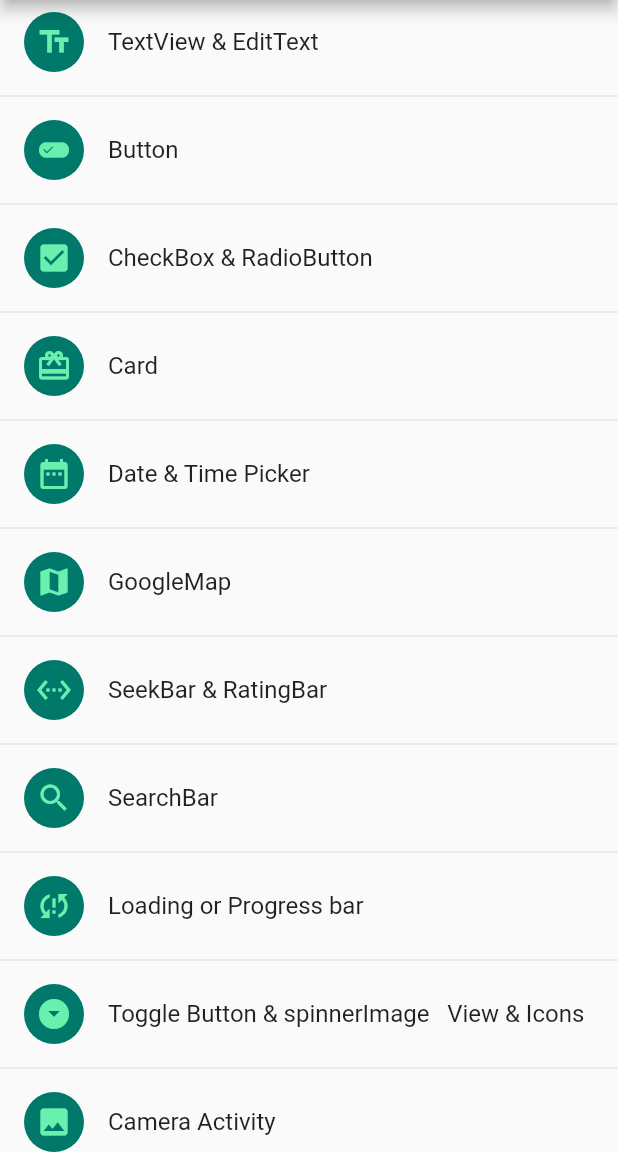
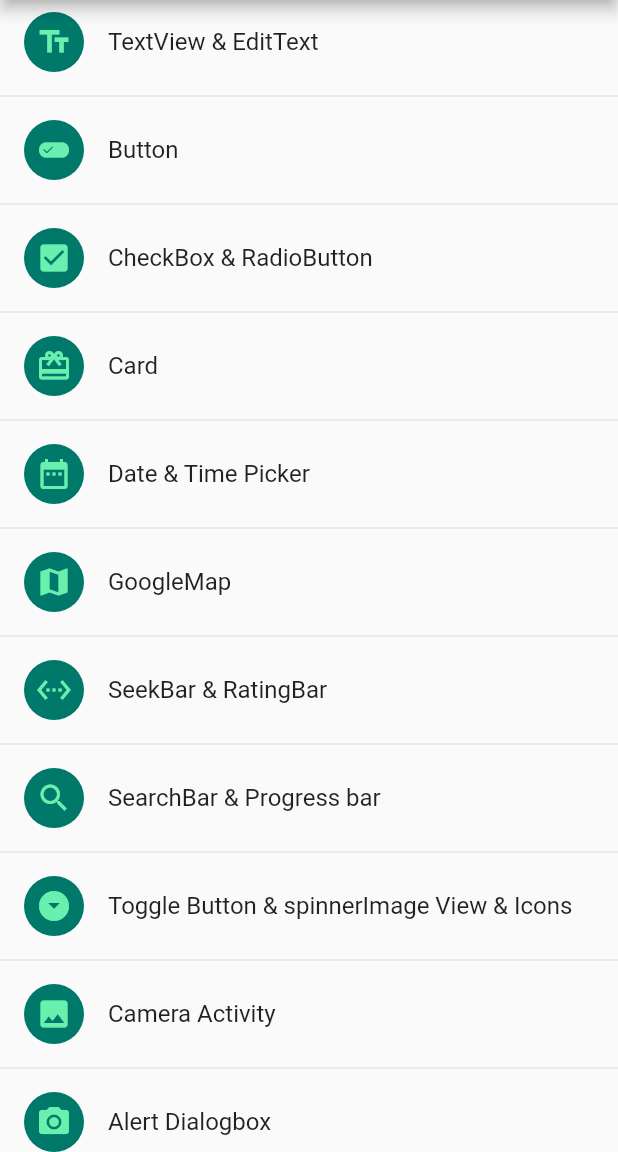
Before and after one commit to GansOza/flutter_widget, a Flutter app: the screen it shows after launch, on a phone screen of 412 x 824 dp, the part 84-1236 px from its top. Run offline on Flutter 3.47's test engine with Material 2 defaults, Android fonts, the phone set to English and light mode, and no system bars; our stand-ins replace flutter_time_picker_spinner; missing offline and left inert: flutter_cupertino_date_picker.

Commit message:
add_allPages

```diff
--- a/lib/main.dart
+++ b/lib/main.dart
@@ -1,13 +1,20 @@
 import 'dart:core';
 import 'dart:core';
 import 'package:flutter/material.dart';
+import 'package:flutter_widget/searchbar_loading.dart';
 import 'package:flutter_widget/seekBar.dart';
 import 'package:flutter_widget/textViewScreen.dart';
+import 'Toggle_spinner.dart';
+import 'alert.dart';
 import 'buttonScreen.dart';
+import 'cameraActivity.dart';
 import 'cardview.dart';
 import 'checkbox.dart';
 import 'datePicker.dart';
 import 'googleMap.dart';
+import 'gridview.dart';
+import 'imageView_icons.dart';
+import 'layout_row_col.dart';
 
 void main() => runApp(MyApp());
 
@@ -55,13 +62,12 @@ class _MyHomeScreenState extends State<MyHomeScreen> {
     "Button",
     "CheckBox & RadioButton",
     "Card",
-    "Date & Time Picker",
+    "Date & Time Picker",//done
     "GoogleMap",
-    "SeekBar & RatingBar",
-    "SearchBar",
-    "Loading or Progress bar",
+    "SeekBar & RatingBar",//seek
+    "SearchBar & Progress bar",
     "Toggle Button & spinner"
-    "Image   View & Icons",
+    "Image View & Icons",
     "Camera Activity",
     "Alert Dialogbox",
     "Layout:(Row-Column)",
@@ -76,9 +82,7 @@ class _MyHomeScreenState extends State<MyHomeScreen> {
     Icons.map,
     Icons.settings_ethernet,
     Icons.search,
-    Icons.sync_problem,
     Icons.arrow_drop_down_circle,
-
     Icons.image,
     Icons.camera_alt,
     Icons.add_alert,
@@ -93,8 +97,13 @@ class _MyHomeScreenState extends State<MyHomeScreen> {
     DatePickerScreen(),
     GoogleMapActivity(),
     SeekbarandRating(),
-
-
+    Loading_SearchBar(),
+    SpinnerToggleButton(),
+    ImageViewIcons(),
+    CameraActivity(),
+    AlertBox(),
+    Row_Col_layout(),
+    GridViewScreen()
     ];
 
 
```
Also changed, not shown: lib/Toggle_spinner.dart (added, +12 -0 lines), lib/alert.dart (added, +12 -0 lines), lib/cameraActivity.dart (added, +13 -0 lines), lib/gridview.dart (added, +7 -0 lines), lib/imageView_icons.dart (added, +12 -0 lines), lib/layout_row_col.dart (added, +13 -0 lines), lib/searchbar_loading.dart (added, +8 -0 lines).
